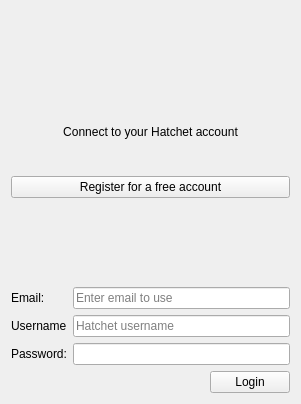
The window that src/accounts/hatchet/account/HatchetAccountConfig.ui (tomahawk-player/tomahawk) describes before a commit, drawn with Qt 5.
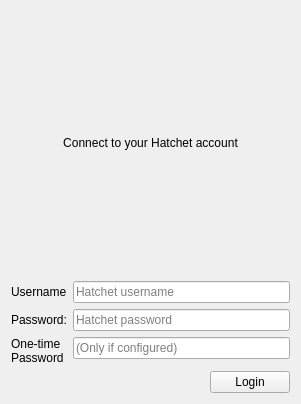
The same window after the commit. Icons and pictures are not drawn.

Commit message: Remove registration from within Tomahawk as it's not supported. Use nonce and check values. Display meaningful error messages when authentication fails. Update URL for password logins. Add OTP field for those with enabled accounts.

The edit to the form file:
```diff
--- a/src/accounts/hatchet/account/HatchetAccountConfig.ui
+++ b/src/accounts/hatchet/account/HatchetAccountConfig.ui
@@ -37,13 +37,6 @@
      </property>
     </widget>
    </item>
-   <item>
-    <widget class="QPushButton" name="registerbutton">
-     <property name="text">
-      <string>Register for a free account</string>
-     </property>
-    </widget>
-   </item>
    <item>
     <widget class="QLabel" name="loggedInLabel">
      <property name="font">
@@ -63,17 +56,11 @@
    </item>
    <item>
     <layout class="QFormLayout" name="credentialsLayout">
-     <item row="0" column="0">
-      <widget class="QLabel" name="emailLabel">
+     <item row="3" column="0">
+      <widget class="QLabel" name="otpLabel">
        <property name="text">
-        <string>Email:</string>
-       </property>
-      </widget>
-     </item>
-     <item row="0" column="1">
-      <widget class="QLineEdit" name="emailEdit">
-       <property name="placeholderText">
-        <string>Enter email to use</string>
+        <string>One-time
+Password</string>
        </property>
       </widget>
      </item>
@@ -100,9 +87,22 @@
      </item>
      <item row="2" column="1">
       <widget class="QLineEdit" name="passwordEdit">
+       <property name="text">
+        <string/>
+       </property>
        <property name="echoMode">
         <enum>QLineEdit::Password</enum>
        </property>
+       <property name="placeholderText">
+        <string>Hatchet password</string>
+       </property>
+      </widget>
+     </item>
+     <item row="3" column="1">
+      <widget class="QLineEdit" name="otpEdit">
+       <property name="placeholderText">
+        <string>(Only if configured)</string>
+       </property>
       </widget>
      </item>
     </layout>
```
Left out of the diff: 8 changed lines with no effect on the pictures. The commit also changes 6 other files.
